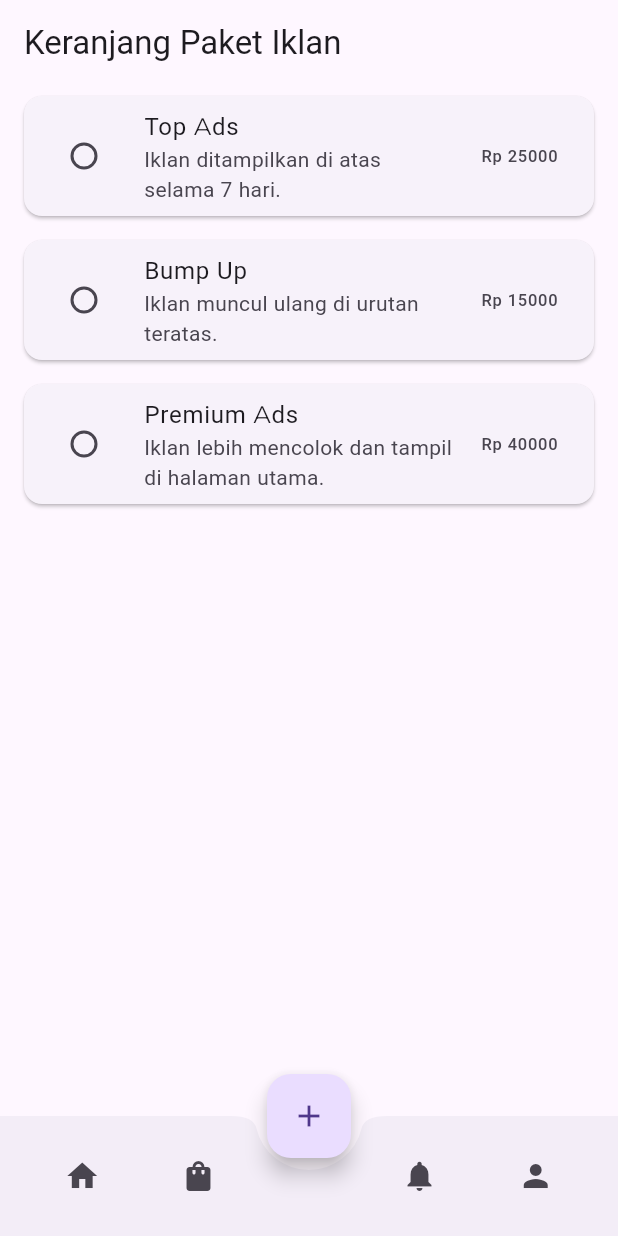
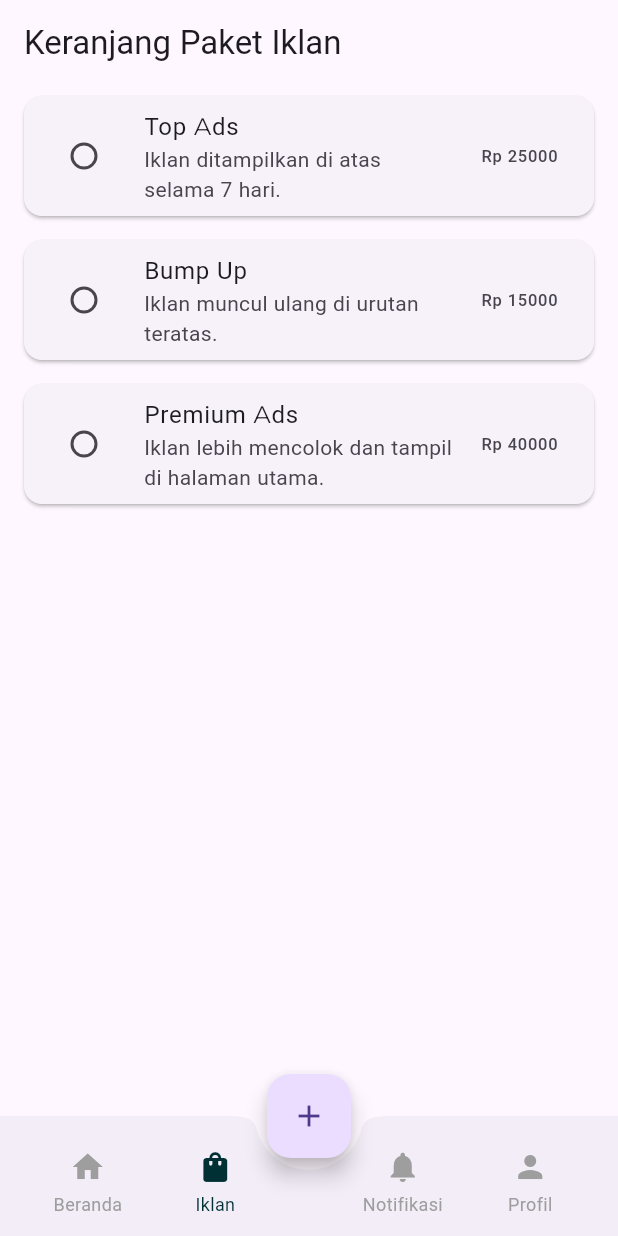
Before and after one commit to Eka051/olx_clone, a Flutter app: the screen it shows after launch, item 2 of the bottom bar chosen, on a phone screen of 412 x 824 dp. Run offline on Flutter 3.47's test engine with Material 3 defaults, Android fonts, the phone set to English and light mode, and no system bars; our stand-ins replace cloud_firestore, firebase_auth, firebase_core, firebase_storage, font_awesome_flutter, google_fonts and 3 more; missing offline and left inert: firebase_app_check; accounts and stored records are empty; Roboto replaces fonts that are missing (Arial).

Commit message:
nyoba trus

```diff
--- a/lib/main.dart
+++ b/lib/main.dart
@@ -14,12 +14,13 @@ import 'package:olx_clone/view/home/home_view.dart';
 import 'package:olx_clone/view/splashscreen/splashscreen_view.dart';
 import 'package:provider/provider.dart';
 import 'package:olx_clone/view/home/navbar.dart';
+
 // void main() async {
 //   WidgetsFlutterBinding.ensureInitialized();
 //   await Firebase.initializeApp(options: DefaultFirebaseOptions.currentPlatform);
 //   await FirebaseAppCheck.instance.activate(
 //     androidProvider: AndroidProvider.playIntegrity,
-//     appleProvider: AppleProvider.appAttest,
+//     appleProvider: AppleProvider.apppAttest,
 //     webProvider: ReCaptchaV3Provider('recaptcha-v3-site-key'),
 //   );
 //   runApp(
@@ -90,7 +91,7 @@ class MyApp extends StatelessWidget {
   @override
   Widget build(BuildContext context) {
     return MaterialApp(
-      title: 'EHO : Event Horeg Application',
+      title: 'OLX Clone',
       debugShowCheckedModeBanner: false,
       theme: ThemeData(
         fontFamily: 'Arial',
--- a/lib/view/home/navbar.dart
+++ b/lib/view/home/navbar.dart
@@ -4,6 +4,7 @@ import 'package:olx_clone/view/package/package_cart_screen.dart';
 import 'package:olx_clone/view/profile/profile_page.dart';
 import 'package:olx_clone/view/sell/sell_screen.dart';
 import 'package:olx_clone/view/notification/notification_page.dart';
+import 'package:olx_clone/utils/theme.dart';
 
 class Navbar extends StatefulWidget {
   const Navbar({super.key});
@@ -35,6 +36,40 @@ class _NavbarState extends State<Navbar> {
     );
   }
 
+  Widget _buildBottomAppBarItem({
+    required IconData iconData,
+    required String label,
+    required int index,
+    bool isSelected = false,
+  }) {
+    return Expanded(
+      child: InkWell(
+        onTap: () => _onItemTapped(index),
+        borderRadius: BorderRadius.circular(12),
+        child: Padding(
+          padding: const EdgeInsets.symmetric(vertical: 10),
+          child: Column(
+            mainAxisSize: MainAxisSize.min,
+            children: [
+              Icon(
+                iconData,
+                color: isSelected ? AppTheme.of(context).primary : Colors.grey,
+              ),
+              const SizedBox(height: 4),
+              Text(
+                label,
+                style: TextStyle(
+                  fontSize: 12,
+                  color: isSelected ? AppTheme.of(context).primary : Colors.grey,
+                ),
+              )
+            ],
+          ),
+        ),
+      ),
+    );
+  }
+
   @override
   Widget build(BuildContext context) {
     return Scaffold(
@@ -43,24 +78,31 @@ class _NavbarState extends State<Navbar> {
         shape: const CircularNotchedRectangle(),
         notchMargin: 8,
         child: Row(
-          mainAxisAlignment: MainAxisAlignment.spaceAround,
           children: [
-            IconButton(
-              icon: const Icon(Icons.home),
-              onPressed: () => _onItemTapped(0),
+            _buildBottomAppBarItem(
+              iconData: Icons.home,
+              label: 'Beranda',
+              index: 0,
+              isSelected: _currentIndex == 0,
             ),
-            IconButton(
-              icon: const Icon(Icons.shopping_bag),
-              onPressed: () => _onItemTapped(1),
+            _buildBottomAppBarItem(
+              iconData: Icons.shopping_bag,
+              label: 'Iklan',
+              index: 1,
+              isSelected: _currentIndex == 1,
             ),
-            const SizedBox(width: 40), // space for FAB
-            IconButton(
-              icon: const Icon(Icons.notifications),
-              onPressed: () => _onItemTapped(2),
+            const SizedBox(width: 40),
+            _buildBottomAppBarItem(
+              iconData: Icons.notifications,
+              label: 'Notifikasi',
+              index: 2,
+              isSelected: _currentIndex == 2,
             ),
-            IconButton(
-              icon: const Icon(Icons.person),
-              onPressed: () => _onItemTapped(3),
+            _buildBottomAppBarItem(
+              iconData: Icons.person,
+              label: 'Profil',
+              index: 3,
+              isSelected: _currentIndex == 3,
             ),
           ],
         ),
```
Also changed, not shown: lib/view/home/main_screen.dart (deleted, +0 -85 lines), lib/view/payment/payment_page.dart (added, +116 -0 lines), 1 other file.
